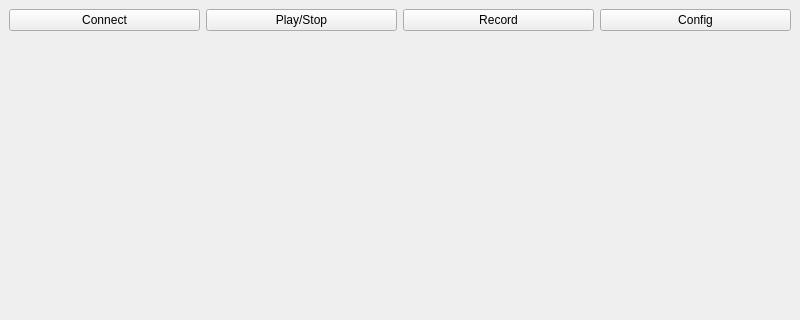
Before: the Qt Designer form mainwindow.ui in tinchodeluca/nfisio_plotter, drawn with Qt 5; both pictures show x 0 to 800 and y 0 to 320 of the 800 by 600 pixel window.
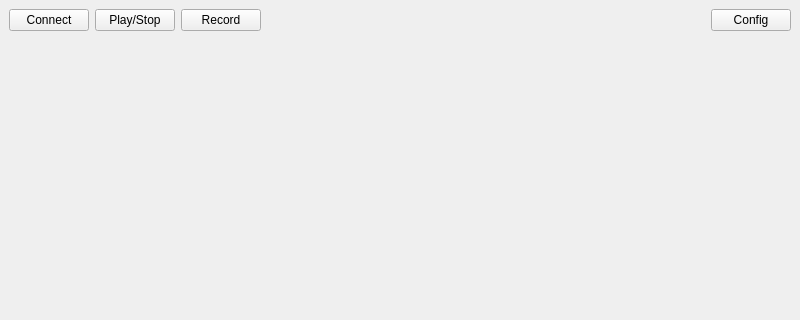
After: the same form once the commit is applied.

```diff
--- a/mainwindow.ui
+++ b/mainwindow.ui
@@ -38,6 +38,19 @@
         </property>
        </widget>
       </item>
+      <item>
+       <spacer name="horizontalSpacer">
+        <property name="orientation">
+         <enum>Qt::Orientation::Horizontal</enum>
+        </property>
+        <property name="sizeHint" stdset="0">
+         <size>
+          <width>40</width>
+          <height>20</height>
+         </size>
+        </property>
+       </spacer>
+      </item>
       <item>
        <widget class="QPushButton" name="configButton">
         <property name="text">
@@ -67,14 +80,6 @@
   </widget>
   <widget class="QStatusBar" name="statusbar"/>
  </widget>
- <customwidgets>
-  <customwidget>
-   <class>QCustomPlot</class>
-   <extends>QWidget</extends>
-   <header>qcustomplot/qcustomplot.h</header>
-   <container>1</container>
-  </customwidget>
- </customwidgets>
  <resources/>
  <connections/>
 </ui>
```
Left out of the diff: 2 changed lines with no effect on the pictures.
